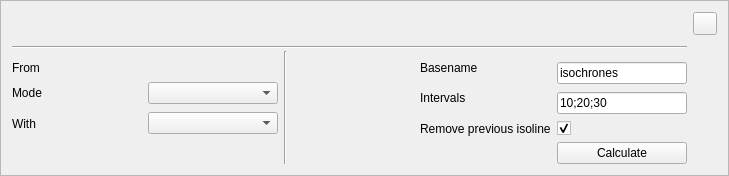
camptocamp/kadas-routing-plugin, file kadasrouting/gui/reachibilitybottombar.ui: the form before one commit.
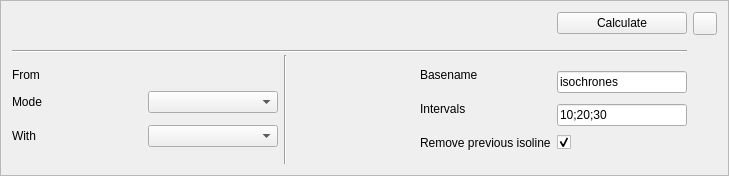
The form after the commit. Icons and pictures are not drawn.

Commit message: conformity with mockup: move the 'calculate' button

The edit to the form file:
```diff
--- a/kadasrouting/gui/reachibilitybottombar.ui
+++ b/kadasrouting/gui/reachibilitybottombar.ui
@@ -135,7 +135,7 @@
      </property>
     </widget>
    </item>
-   <item row="8" column="4">
+   <item row="0" column="4">
     <widget class="QPushButton" name="btnCalculate">
      <property name="sizePolicy">
       <sizepolicy hsizetype="Preferred" vsizetype="Fixed">
```
